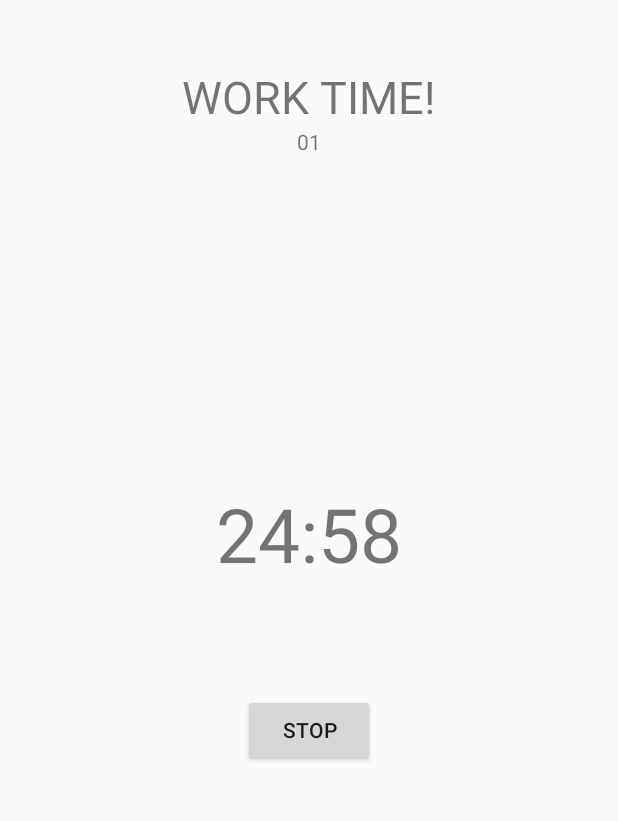
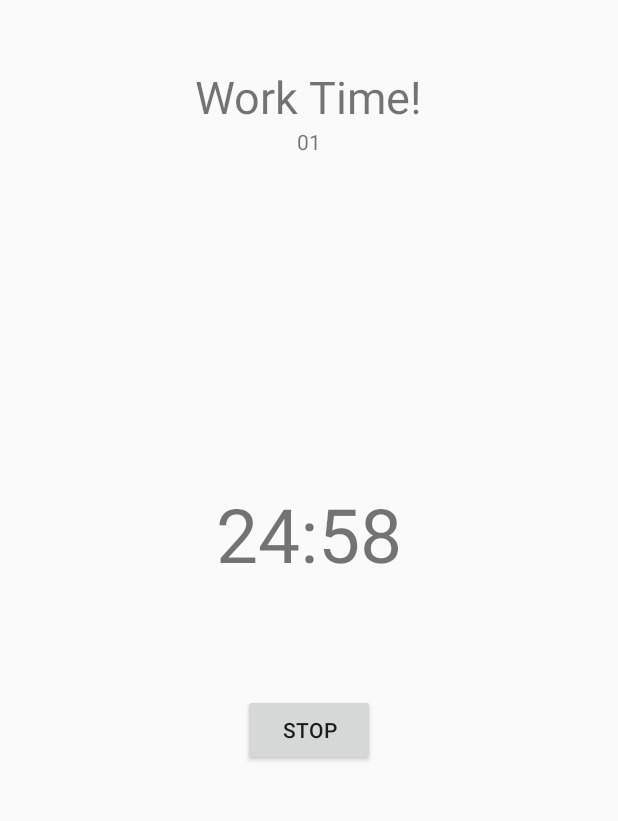
Before and after one commit to uday721/DFS-Interview, an Android app: the screen it shows after launch (MainActivity), after a tap on "START", on a phone screen of 412 x 824 dp, the part 84-905 px from its top. Run offline under Robolectric (Android 15) with nearby library versions, the light colour scheme and no system bars.

Commit message:
Code Refactored

```diff
--- a/app/src/main/java/com/example/shanker/pomodorotimer/SettingsFragment.java
+++ b/app/src/main/java/com/example/shanker/pomodorotimer/SettingsFragment.java
@@ -24,6 +24,8 @@ public class SettingsFragment extends Fragment {
     private int breakTime;
     private int longBreakTime;
     private int recurringCount;
+    private static final String MINUTES_TEXT = " Minutes";
+    private static final String SESSION_TEXT = " Sessions";
 
     @Nullable
     @Override
@@ -52,19 +54,19 @@ public class SettingsFragment extends Fragment {
         //Default time for work, break and long break
 
         //work time default values
-        workTimeText.setText(workTimeSeekBar.getProgress()+" Minutes");
+        workTimeText.setText(workTimeSeekBar.getProgress()+MINUTES_TEXT);
         workTime =workTimeSeekBar.getProgress();
 
         //break time default values
-        breakTimeText.setText((breakTimeSeekBar.getProgress()+" Minutes"));
+        breakTimeText.setText((breakTimeSeekBar.getProgress()+MINUTES_TEXT));
         breakTime =breakTimeSeekBar.getProgress();
 
         //long break default values
-        longBreakTimeText.setText(longBreakSeekBar.getProgress()+" Minutes");
+        longBreakTimeText.setText(longBreakSeekBar.getProgress()+MINUTES_TEXT);
         longBreakTime =longBreakSeekBar.getProgress();
 
         //recurring session count default values
-        sessionCountText.setText(recurringCountSeekBar.getProgress()+" Sessions");
+        sessionCountText.setText(recurringCountSeekBar.getProgress()+SESSION_TEXT);
         recurringCount =recurringCountSeekBar.getProgress();
 
         workTimeSeekBar.setOnSeekBarChangeListener(new SeekBar.OnSeekBarChangeListener() {
@@ -72,17 +74,17 @@ public class SettingsFragment extends Fragment {
             @Override
             public void onProgressChanged(SeekBar seekBar, int i, boolean b) {
                 progressValue=i;
-                workTimeText.setText(progressValue+" Minutes");
+                workTimeText.setText(progressValue+MINUTES_TEXT);
             }
 
             @Override
             public void onStartTrackingTouch(SeekBar seekBar) {
-                workTimeText.setText(progressValue+" Minutes");
+                workTimeText.setText(progressValue+MINUTES_TEXT);
             }
 
             @Override
             public void onStopTrackingTouch(SeekBar seekBar) {
-                workTimeText.setText(progressValue+" Minutes");
+                workTimeText.setText(progressValue+MINUTES_TEXT);
                 workTime =progressValue;
             }
         });
@@ -92,7 +94,7 @@ public class SettingsFragment extends Fragment {
             @Override
             public void onProgressChanged(SeekBar seekBar, int i, boolean b) {
                 progressValue=i;
-                breakTimeText.setText(progressValue+" Minutes");
+                breakTimeText.setText(progressValue+MINUTES_TEXT);
             }
 
             @Override
@@ -100,7 +102,7 @@ public class SettingsFragment extends Fragment {
 
             @Override
             public void onStopTrackingTouch(SeekBar seekBar) {
-                breakTimeText.setText(progressValue+" Minutes");
+                breakTimeText.setText(progressValue+MINUTES_TEXT);
                 breakTime =progressValue;
             }
         });
@@ -110,7 +112,7 @@ public class SettingsFragment extends Fragment {
             @Override
             public void onProgressChanged(SeekBar seekBar, int i, boolean b) {
                 progressValue=i;
-                longBreakTimeText.setText(progressValue+" Minutes");
+                longBreakTimeText.setText(progressValue+MINUTES_TEXT);
             }
 
             @Override
@@ -118,7 +120,7 @@ public class SettingsFragment extends Fragment {
 
             @Override
             public void onStopTrackingTouch(SeekBar seekBar) {
-                longBreakTimeText.setText(progressValue+" Minutes");
+                longBreakTimeText.setText(progressValue+MINUTES_TEXT);
                 longBreakTime =progressValue;
             }
         });
@@ -128,7 +130,7 @@ public class SettingsFragment extends Fragment {
             @Override
             public void onProgressChanged(SeekBar seekBar, int i, boolean b) {
                 progressValue=i;
-                sessionCountText.setText(progressValue+" Sessions");
+                sessionCountText.setText(progressValue+SESSION_TEXT);
             }
 
             @Override
@@ -136,7 +138,7 @@ public class SettingsFragment extends Fragment {
 
             @Override
             public void onStopTrackingTouch(SeekBar seekBar) {
-                sessionCountText.setText(progressValue+" Sessions");
+                sessionCountText.setText(progressValue+SESSION_TEXT);
                 recurringCount =progressValue;
             }
         });
--- a/app/src/main/java/com/example/shanker/pomodorotimer/activity/MainActivity.java
+++ b/app/src/main/java/com/example/shanker/pomodorotimer/activity/MainActivity.java
@@ -9,7 +9,6 @@ import android.support.v7.app.AlertDialog;
 import android.support.v7.app.AppCompatActivity;
 import android.os.Bundle;
 import android.view.Menu;
-import android.view.MenuInflater;
 import android.view.MenuItem;
 import android.view.View;
 import android.widget.Button;
@@ -23,7 +22,6 @@ import com.example.shanker.pomodorotimer.types.TimerState;
 import com.example.shanker.pomodorotimer.types.SessionType;
 import java.util.Locale;
 import java.util.concurrent.TimeUnit;
-import android.support.v4.app.FragmentManager;
 
 import static java.lang.String.format;
 
@@ -34,6 +32,18 @@ public class MainActivity extends AppCompatActivity {
     private static final int SECONDS = 60;
     private static final int ONE_SECOND = 1000;
     private static final int FRAG_DELAY = 500;
+    private static final String START_TEXT = "Start";
+    private static final String STOP_TEXT = "Stop";
+    private static final String CANCEL_TEXT = "Cancel";
+    private static final String BREAK_COMPLETE_MSG = "Break Complete";
+    private static final String WORK_COMPLETE_MSG = "Session Complete";
+    private static final String START_BREAK_TEXT = "Start Break";
+    private static final String SKIP_BREAK_TEXT = "Skip Break";
+    private static final String START_SESSION_TEXT = "Start Session";
+    private static final String WORK_TIME_TEXT = "Work Time!";
+    private static final String BREAK_TIME_TEXT = "Short Break!";
+    private static final String LONG_BREAK_TIME_TEXT = "long Break!";
+    private static final String EMPTY_STRING = "";
 
     private TextView mCountDownText, mActivityName, mTotalElapsedTime;
     private Button mCountDownButton;
@@ -41,16 +51,12 @@ public class MainActivity extends AppCompatActivity {
     private AlertDialog mAlertDialog;
     private int mNumOfWorkSessions=0;
     private int totalSeconds=0;
-    private String mPlaceHolderActivityName;
-    private String mDefaultActivity = "Default Activity";
-    private String mEmpty = "";
-    boolean mStartStop = true;
-
-    MediaPlayer mTimePauseSound;
-    MediaPlayer mSessionCompleteSound;
-    Handler mHandler = new Handler();
-    TimerState mTimerState;
-    SessionType mSessionType;
+    private boolean mStartStop = true;
+    private MediaPlayer mTimePauseSound;
+    private MediaPlayer mSessionCompleteSound;
+    private Handler mHandler;
+    private TimerState mTimerState;
+    private SessionType mSessionType;
 
     @Override
     protected void onCreate(Bundle savedInstanceState) {
@@ -58,13 +64,14 @@ public class MainActivity extends AppCompatActivity {
         setContentView(R.layout.activity_main);
 
         //setting all required references
-        mCountDownText =findViewById(R.id.countdown_text_view);
-        mCountDownButton =findViewById(R.id.countdown_button);
-        mActivityName=findViewById(R.id.activity_name);
-        mTotalElapsedTime=findViewById(R.id.total_elapsed_time);
+        mCountDownText = findViewById(R.id.countdown_text_view);
+        mCountDownButton = findViewById(R.id.countdown_button);
+        mActivityName= findViewById(R.id.activity_name);
+        mTotalElapsedTime = findViewById(R.id.total_elapsed_time);
         mTimerState = TimerState.INACTIVE;
-        mTimePauseSound= MediaPlayer.create(this,R.raw.beep);
-        mSessionCompleteSound=MediaPlayer.create(this,R.raw.oringz);
+        mTimePauseSound = MediaPlayer.create(this,R.raw.beep);
+        mSessionCompleteSound = MediaPlayer.create(this,R.raw.oringz);
+        mHandler = new Handler();
 
         mCountDownText.setOnClickListener(new View.OnClickListener(){
             @Override
@@ -84,43 +91,58 @@ public class MainActivity extends AppCompatActivity {
         setSupportActionBar( (Toolbar) findViewById(R.id.toolbar) );
     }
 
-    private void startStopTimer() {
-            if(mStartStop){
-                startTimer();
-            }else stopTimer();
+    @Override
+    public boolean onCreateOptionsMenu(final Menu menu) {
+        getMenuInflater().inflate(R.menu.toolbar_menu,menu);
+        return true;
     }
 
+    @Override
+    public boolean onOptionsItemSelected(final MenuItem item) {
+        if(item.getItemId()== R.id.action_settings){
+            Toast.makeText(MainActivity.this,"you have clicked on settings menu",Toast.LENGTH_SHORT).show();
+        } else if (item.getItemId()== R.id.action_history){
+            Toast.makeText(MainActivity.this,"you have clicked on history menu",Toast.LENGTH_SHORT).show();
+        }
+        return super.onOptionsItemSelected(item);
+    }
+
+    //this method is called when the button is clicked
+    private void startStopTimer() {
+        if (mStartStop) { startTimer(); }
+        else { stopTimer(); }
+    }
+
+    //resets the timer app
     private void stopTimer() {
-        mCountDownButton.setText("Start");
-        mSessionType=SessionType.WORK;
-        mStartStop=true;
-        SettingsFragment settingFrag = (SettingsFragment)getSupportFragmentManager().findFragmentById(R.id.settings_fragment);
-        FragmentManager fm = getSupportFragmentManager();
-        fm.beginTransaction()
+        mSessionType = SessionType.WORK;
+        mStartStop = true;
+        final SettingsFragment settingFrag = (SettingsFragment)getSupportFragmentManager().findFragmentById(R.id.settings_fragment);
+        getSupportFragmentManager().beginTransaction()
             .setCustomAnimations(android.R.anim.fade_in, android.R.anim.fade_out)
             .show(settingFrag)
             .commit();
         pauseCountdown();
-        mCountDownText.setText(mEmpty);
-        mTotalElapsedTime.setText(mEmpty);
-        mActivityName.setText(mEmpty);
+        mCountDownText.setText(EMPTY_STRING);
+        mTotalElapsedTime.setText(EMPTY_STRING);
+        mActivityName.setText(EMPTY_STRING);
+        mCountDownButton.setText(START_TEXT);
     }
 
+    //starts the timer with assigned work, break, long break settings
     private void startTimer() {
         mSessionType=SessionType.WORK;
         mTimerState=TimerState.RUNNING;
-        SettingsFragment settingFrag = (SettingsFragment)getSupportFragmentManager().findFragmentById(R.id.settings_fragment);
-        mTimer=new Timer();
+        final SettingsFragment settingFrag = (SettingsFragment)getSupportFragmentManager().findFragmentById(R.id.settings_fragment);
+        mTimer = new Timer();
         mTimer.setWorkTime(TimeUnit.MINUTES.toSeconds(settingFrag.getWorkTime()));
         mTimer.setShortBreak(TimeUnit.MINUTES.toSeconds(settingFrag.getBreakTime()));
         mTimer.setLongBreak(TimeUnit.MINUTES.toSeconds(settingFrag.getLongBreakTime()));
         mTimer.setRecurringLongBreak(settingFrag.getRecurringCount());
-        mPlaceHolderActivityName = settingFrag.getEditActivityText();
 
         totalElapsedTime();
         mTimer.getCountDownTime(mSessionType);
-        FragmentManager fm = getSupportFragmentManager();
-        fm.beginTransaction()
+        getSupportFragmentManager().beginTransaction()
             .setCustomAnimations(android.R.anim.fade_in, android.R.anim.fade_out)
             .hide(settingFrag)
             .commit();
@@ -130,19 +152,21 @@ public class MainActivity extends AppCompatActivity {
                 @Override
                 public void run() {
                     startCountdown();
-                    mActivityName.setText("WORK TIME!");
+                    mActivityName.setText(WORK_TIME_TEXT);
                 }
             }, 500);
-        }
-        else {
+        } else {
             startCountdown();
         }
-        mCountDownButton.setText("Stop");
-        mStartStop=false;
+        mCountDownButton.setText(STOP_TEXT);
+        mStartStop = false;
     }
 
+    //using this to calculate the total time a certain activity. It will be used to create history
+    //once History icon is clicked it should display all the previous activities along with time spent on that particular activity
+    //this feature is not yet implemented.
     private void totalElapsedTime() {
-        Runnable elapsedTimeRunnable = new Runnable() {
+        final Runnable elapsedTimeRunnable = new Runnable() {
             @Override
             public void run() {
                 if(!mStartStop) {
@@ -153,9 +177,9 @@ public class MainActivity extends AppCompatActivity {
                     totalMinutes = totalSeconds / MINUTES;
                     hours = totalMinutes / MINUTES;
                     minutes = totalMinutes % MINUTES;
-                    String elapsedTime = (hours > 0 ? hours : "") +
-                            (hours > 0 ? ":" : mEmpty) + (minutes > 0 ? minutes : mEmpty) +
-                            (minutes > 0 ? ":" : mEmpty) +
+                    String elapsedTime = (hours > 0 ? hours : EMPTY_STRING) +
+                            (hours > 0 ? ":" : EMPTY_STRING) + (minutes > 0 ? minutes : EMPTY_STRING) +
+                            (minutes > 0 ? ":" : EMPTY_STRING) +
                             format(Locale.US, "%02d", seconds);
                     mTotalElapsedTime.setText(elapsedTime);
                     totalSeconds++;
@@ -167,24 +191,7 @@ public class MainActivity extends AppCompatActivity {
         mHandler.postDelayed(elapsedTimeRunnable, FRAG_DELAY);
     }
 
-    @Override
-    public boolean onCreateOptionsMenu(Menu menu) {
-        MenuInflater mMenuInflater = getMenuInflater();
-        mMenuInflater.inflate(R.menu.toolbar_menu,menu);
-        return true;
-    }
-
-    @Override
-    public boolean onOptionsItemSelected(MenuItem item) {
-            if(item.getItemId()==R.id.action_settings){
-                Toast.makeText(MainActivity.this,"you have clicked on settings menu",Toast.LENGTH_SHORT).show();
-            }
-        if(item.getItemId()==R.id.action_history){
-            Toast.makeText(MainActivity.this,"you have clicked on history menu",Toast.LENGTH_SHORT).show();
-        }
-        return super.onOptionsItemSelected(item);
-    }
-
+    //this method is called when clicked on countdown text
     public void startPauseCountDown(){
         if(mTimerState == TimerState.RUNNING){
             pauseCountdown();
@@ -194,13 +201,12 @@ public class MainActivity extends AppCompatActivity {
         }
     }
 
+    //simple loop to count down the time
     public void startCountdown(){
-        if(mTimerState==TimerState.PAUSE){
+        if(mTimerState == TimerState.PAUSE){
             mTimer.unPauseCountDownTimer(mSessionType);
         }
-
-
-        Runnable mRunnable = new Runnable() {
+        final Runnable mRunnable = new Runnable() {
             @Override
             public void run() {
                 if(mTimer.getTimeRemaining()>=0&&mTimerState==TimerState.RUNNING) {
@@ -212,15 +218,14 @@ public class MainActivity extends AppCompatActivity {
                 }
             }
         };
-
         mHandler.postDelayed(mRunnable, 0);
         mTimerState = TimerState.RUNNING;
-
-        if(mSessionType==SessionType.WORK){
+        if(mSessionType == SessionType.WORK){
             mNumOfWorkSessions++;
         }
     }
 
+    //this method is called when countdown becomes zero
     private void onCountDownFinished() {
         mSessionCompleteSound.start();
         switch (mTimer.getSessionType()){
@@ -240,38 +245,40 @@ public class MainActivity extends AppCompatActivity {
         }
     }
 
+    //starts long break or short break based on the current session type
     public void startBreak(){
-        if(mNumOfWorkSessions==mTimer.getRecurringLongBreak()){
-            mSessionType= SessionType.LONG_BREAK;
+        if(mNumOfWorkSessions == mTimer.getRecurringLongBreak()){
+            mSessionType = SessionType.LONG_BREAK;
             resetWorkSessionsCount();
-            mActivityName.setText("LONG BREAK!");
+            mActivityName.setText(LONG_BREAK_TIME_TEXT);
         }
         else{
-            mSessionType= SessionType.SHORT_BREAK;
-            mActivityName.setText("SHORT BREAK");
+            mSessionType = SessionType.SHORT_BREAK;
+            mActivityName.setText(BREAK_TIME_TEXT);
         }
         startCountdown();
     }
 
+    //once the work time session equals to the recurring session count this method is called to reset.
     private void resetWorkSessionsCount() {
         mNumOfWorkSessions=0;
     }
 
+    //this alert box is created when break time is completed
     private AlertDialog startSessionDialog() {
         return new AlertDialog.Builder(this)
-                .setTitle("Break Complete")
-                .setPositiveButton("Begin Session", new DialogInterface.OnClickListener() {
+                .setTitle(BREAK_COMPLETE_MSG)
+                .setPositiveButton(START_SESSION_TEXT, new DialogInterface.OnClickListener() {
                     @Override
                     public void onClick(DialogInterface dialog, int which) {
                         removeCompletionNotification();
                         mSessionType=SessionType.WORK;
                         mTimer.getCountDownTime(mSessionType);
-                        mActivityName.setText("WORK TIME!");
+                        mActivityName.setText(WORK_TIME_TEXT);
                         startCountdown();
-
                     }
                 })
-                .setNegativeButton("Cancel", new DialogInterface.OnClickListener() {
+                .setNegativeButton(CANCEL_TEXT, new DialogInterface.OnClickListener() {
                     @Override
                     public void onClick(DialogInterface dialog, int which) {
                         removeCompletionNotification();
@@ -281,19 +288,15 @@ public class MainActivity extends AppCompatActivity {
                 .create();
     }
 
-
-
+    //this alert dialog is called when work session is completed
     private AlertDialog breakSessionDialog() {
         return new AlertDialog.Builder(this)
-                .setTitle("Session Complete")
+                .setTitle(WORK_COMPLETE_MSG)
                 .setPositiveButton(
-                        "Start Break",
+                        START_BREAK_TEXT,
                         new DialogInterface.OnClickListener() {
                             @Override
-                            public void onClick(
-                                    DialogInterface dialog,
-                                    int which
-                            ) {
+                            public void onClick(DialogInterface dialog, int which) {
                                 removeCompletionNotification();
                                 startBreak();
                                 mTimer.getCountDownTime(mSessionType);
@@ -301,7 +304,7 @@ public class MainActivity extends AppCompatActivity {
                         }
                 )
                 .setNegativeButton(
-                        "Skip Break",
+                        SKIP_BREAK_TEXT,
                         new DialogInterface.OnClickListener() {
                             @Override
                             public void onClick(
@@ -310,15 +313,13 @@ public class MainActivity extends AppCompatActivity {
                             ) {
                                 removeCompletionNotification();
                                 mSessionType = SessionType.WORK;
-                                mActivityName.setText("WORK TIME!");
+                                mActivityName.setText(WORK_TIME_TEXT);
                                 startCountdown();
                                 mTimer.getCountDownTime(mSessionType);
                             }
                         }
                 )
-
-
-                .setNeutralButton("Cancel", new DialogInterface.OnClickListener() {
+                .setNeutralButton(CANCEL_TEXT, new DialogInterface.OnClickListener() {
                     @Override
                     public void onClick(DialogInterface dialog, int which) {
                         removeCompletionNotification();
@@ -328,6 +329,7 @@ public class MainActivity extends AppCompatActivity {
                 .create();
     }
 
+    //this method is called to remove the alert dialog
     private void removeCompletionNotification() {
         NotificationManager notificationManager =(NotificationManager) getSystemService(Context.NOTIFICATION_SERVICE);
         notificationManager.cancel(NOTIFICATION_TAG);
@@ -342,11 +344,11 @@ public class MainActivity extends AppCompatActivity {
     //the count down text is updated in this method
     public void updateTimer(){
         int timeRemaining = mTimer.getTimeRemaining();
-        int minutes = timeRemaining/60;
-        int seconds = timeRemaining%60;
+        int minutes = timeRemaining / SECONDS;
+        int seconds = timeRemaining % SECONDS;
 
-        String currentTick = (minutes > 0 ? minutes : mEmpty) +
-                (minutes > 0 ? ":" : mEmpty)  +
+        String currentTick = (minutes > 0 ? minutes : EMPTY_STRING) +
+                (minutes > 0 ? ":" : EMPTY_STRING)  +
                 format(Locale.US, "%02d", seconds);
 
         mCountDownText.setText(currentTick);
```
Lines whose indentation alone changed are shown as unchanged.
